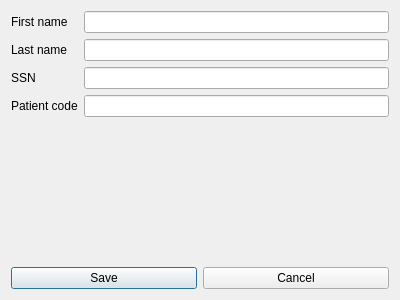
Old version of the form gaitbase/new_patient.ui in the repository NCH-Motion-Laboratory/gaitbase.
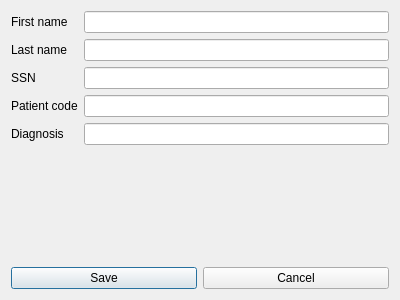
New version of the form.

Commit message: wip: incl diagnosis

The edit to the form file:
```diff
--- a/gaitbase/new_patient.ui
+++ b/gaitbase/new_patient.ui
@@ -56,6 +56,16 @@
      <item row="3" column="1">
       <widget class="QLineEdit" name="lnPatientCode"/>
      </item>
+     <item row="4" column="0">
+      <widget class="QLabel" name="label_5">
+       <property name="text">
+        <string>Diagnosis</string>
+       </property>
+      </widget>
+     </item>
+     <item row="4" column="1">
+      <widget class="QLineEdit" name="lnDiagnosis"/>
+     </item>
     </layout>
    </item>
    <item>
```
The commit also changes 3 other files.
